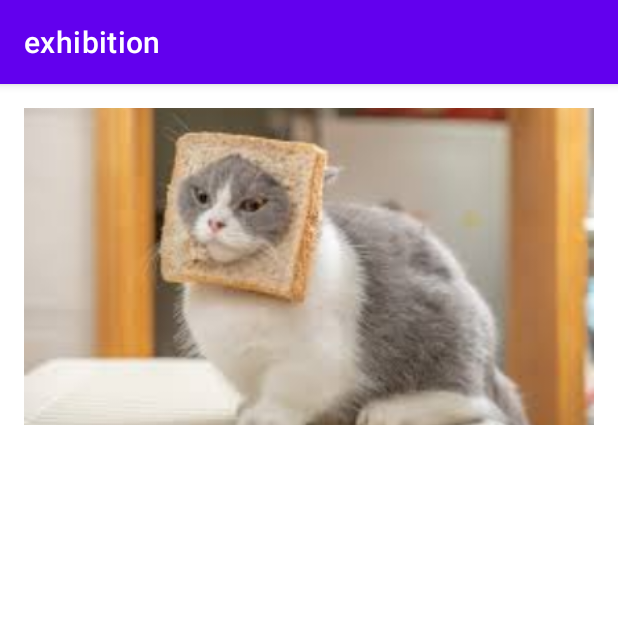
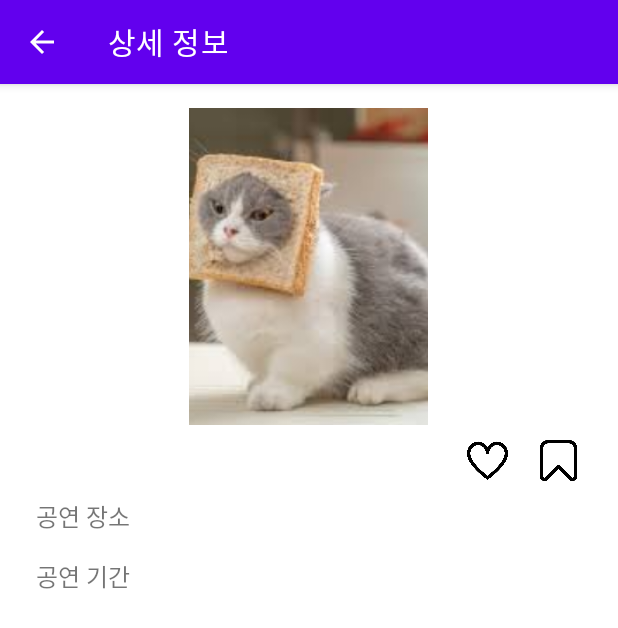
Before and after one commit to JiminHEO322/madcamp_week1, an Android app: the EventDetailActivity screen opened directly, with no data from a screen before it, on a phone screen of 412 x 824 dp. Shown: the top 628 px of the screen. Run offline under Robolectric (Android 15) with nearby library versions, the light colour scheme and no system bars.

Commit message:
event detail page layout

```diff
--- a/app/src/main/AndroidManifest.xml
+++ b/app/src/main/AndroidManifest.xml
@@ -24,7 +24,13 @@
                 <category android:name="android.intent.category.LAUNCHER" />
             </intent-filter>
         </activity>
-        <activity android:name=".ui.event.EventDetailActivity" />
+        <activity
+            android:name=".ui.event.EventDetailActivity">
+<!--            android:parentActivityName=".MainActivity">-->
+<!--            <meta-data-->
+<!--                android:name="android.support.PARENT_ACTIVITY"-->
+<!--                android:value=".MainActivity" />-->
+        </activity>
     </application>
 
 </manifest>
--- a/app/src/main/java/com/example/exhibition/ui/event/EventDetailActivity.kt
+++ b/app/src/main/java/com/example/exhibition/ui/event/EventDetailActivity.kt
@@ -1,6 +1,7 @@
 package com.example.exhibition.ui.event
 
 import android.os.Bundle
+import android.widget.ImageButton
 import android.widget.TextView
 import android.widget.ImageView
 import androidx.appcompat.app.AppCompatActivity
@@ -15,6 +16,11 @@ class EventDetailActivity : AppCompatActivity() {
         super.onCreate(savedInstanceState)
         setContentView(R.layout.activity_event_detail)
 
+        supportActionBar?.apply {
+            setDisplayHomeAsUpEnabled(true)
+            title = "상세 정보"
+        }
+
         val imageResId = intent.getIntExtra("EVENT_IMAGE", R.drawable.cat1)
         val title = intent.getStringExtra("EVENT_TITLE")
         val location = intent.getStringExtra("EVENT_LOCATION")
@@ -24,18 +30,10 @@ class EventDetailActivity : AppCompatActivity() {
         findViewById<TextView>(R.id.detailEventTitle).text = title
         findViewById<TextView>(R.id.detailEventLocation).text = location
         findViewById<TextView>(R.id.detailEventDate).text = date
+    }
 
-//        val title = intent.getStringExtra("PLACE_TITLE")
-//        val addressAll = intent.getStringExtra("PLACE_ADDRESS")
-//        phone = intent.getStringExtra("PLACE_PHONE")
-//        val exNum = intent.getStringExtra("PLACE_EXNUM")
-//        val imageResId = intent.getIntExtra("PLACE_IMAGE", R.drawable.sample_image)
-//
-//
-//        findViewById<TextView>(R.id.detailTitleTextView).text = title
-//        findViewById<TextView>(R.id.detailAddressTextView).text = addressAll
-//        //findViewById<TextView>(R.id.detailPhoneTextView).text = phone
-//        //findViewById<TextView>(R.id.detailExNumTextView).text = exNum
-//        findViewById<ImageView>(R.id.detailImageView).setImageResource(imageResId)
+    override fun onSupportNavigateUp(): Boolean {
+        finish() // 현재 Activity 종료
+        return true
     }
 }
--- a/app/src/main/res/layout/activity_event_detail.xml
+++ b/app/src/main/res/layout/activity_event_detail.xml
@@ -9,33 +9,103 @@
 
     <ImageView
         android:id="@+id/detailEventImage"
-        android:layout_width="match_parent"
+        android:layout_width="159dp"
         android:layout_height="211dp"
         android:scaleType="centerCrop"
+        android:layout_gravity="center"
         android:contentDescription="@string/image" />
+
+    <LinearLayout
+        android:layout_width="match_parent"
+        android:layout_height="match_parent"
+        android:orientation="horizontal">
+
+        <LinearLayout
+            android:layout_width="match_parent"
+            android:layout_height="match_parent"
+            android:layout_weight="1"
+            android:orientation="vertical">
 
             <TextView
                 android:id="@+id/detailEventTitle"
                 android:layout_width="match_parent"
                 android:layout_height="wrap_content"
+                android:padding="8dp"
                 android:text="Title"
                 android:textSize="18sp"
-        android:textStyle="bold"
-        android:paddingBottom="8dp" />
+                android:textStyle="bold" />
 
+            <TableLayout
+                android:layout_width="match_parent"
+                android:layout_height="match_parent">
+                <TableRow>
+                    <TextView
+                        android:layout_width="match_parent"
+                        android:layout_height="wrap_content"
+                        android:padding="8dp"
+                        android:text="공연 장소"
+                        android:textSize="16sp" />
                     <TextView
                         android:id="@+id/detailEventLocation"
                         android:layout_width="match_parent"
                         android:layout_height="wrap_content"
+                        android:padding="8dp"
                         android:text="Location"
-        android:textSize="16sp"
-        android:paddingBottom="8dp" />
+                        android:textSize="16sp" />
+                </TableRow>
 
+                <TableRow>
+                    <TextView
+                        android:layout_width="match_parent"
+                        android:layout_height="wrap_content"
+                        android:padding="8dp"
+                        android:text="공연 기간"
+                        android:textSize="16sp" />
                     <TextView
                         android:id="@+id/detailEventDate"
                         android:layout_width="match_parent"
                         android:layout_height="wrap_content"
+                        android:padding="8dp"
                         android:text="Date"
-        android:textSize="14sp"
-        android:textColor="#757575" />
+                        android:textSize="16sp" />
+                </TableRow>
+
+            </TableLayout>
         </LinearLayout>
+
+
+        <androidx.constraintlayout.widget.ConstraintLayout xmlns:android="http://schemas.android.com/apk/res/android"
+            xmlns:app="http://schemas.android.com/apk/res-auto"
+            android:layout_width="match_parent"
+            android:layout_height="match_parent"
+            android:layout_weight="3"
+            android:orientation="horizontal">
+
+            <ImageView
+                android:id="@+id/likeButton"
+                android:layout_width="0dp"
+                android:layout_height="0dp"
+                android:padding="10dp"
+                android:scaleType="fitCenter"
+                app:layout_constraintDimensionRatio="1:1"
+                app:layout_constraintEnd_toStartOf="@id/saveButton"
+                app:layout_constraintWidth_percent="0.5"
+                app:layout_constraintStart_toStartOf="parent"
+                app:layout_constraintTop_toTopOf="parent"
+                app:srcCompat="@drawable/icon_like" />
+
+            <ImageView
+                android:id="@+id/saveButton"
+                android:layout_width="0dp"
+                android:layout_height="0dp"
+                android:padding="10dp"
+                android:scaleType="fitCenter"
+                app:layout_constraintDimensionRatio="1:1"
+                app:layout_constraintEnd_toEndOf="parent"
+                app:layout_constraintWidth_percent="0.5"
+                app:layout_constraintStart_toEndOf="@id/likeButton"
+                app:layout_constraintTop_toTopOf="parent"
+                app:srcCompat="@drawable/icon_save" />
+        </androidx.constraintlayout.widget.ConstraintLayout>
+    </LinearLayout>
+</LinearLayout>
--- a/app/src/main/res/layout/activity_main.xml
+++ b/app/src/main/res/layout/activity_main.xml
@@ -4,7 +4,7 @@
     android:id="@+id/container"
     android:layout_width="match_parent"
     android:layout_height="match_parent"
-    android:paddingTop="?attr/actionBarSize">
+    android:paddingTop="0dp">
 
     <com.google.android.material.bottomnavigation.BottomNavigationView
         android:id="@+id/nav_view"
```
Also changed, not shown: app/src/main/res/drawable/icon_back.png (added), app/src/main/res/drawable/icon_like.png (added), app/src/main/res/drawable/icon_save.png (added). Lines whose indentation alone changed are shown as unchanged.
